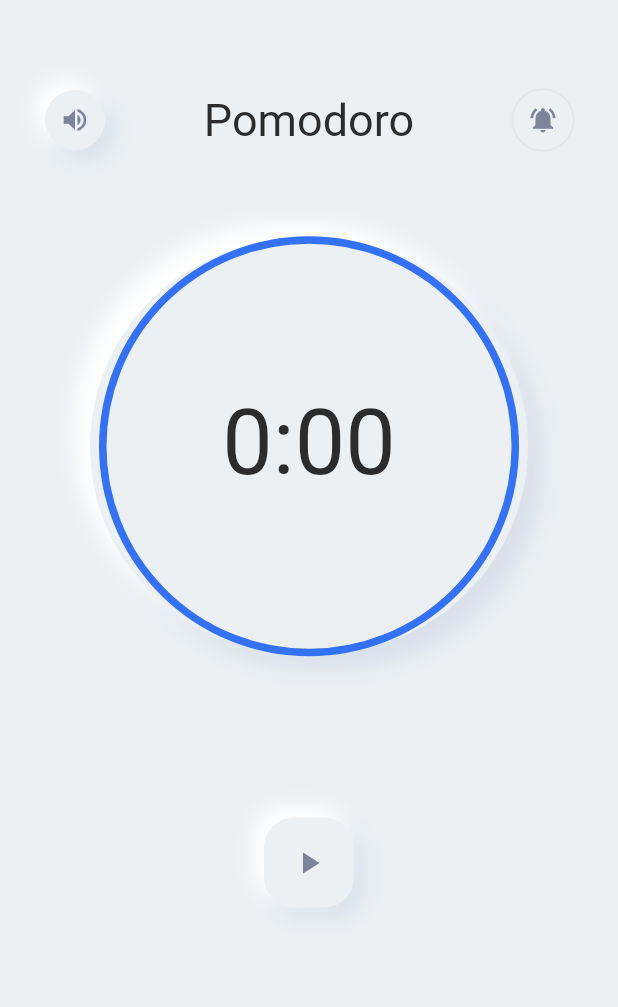
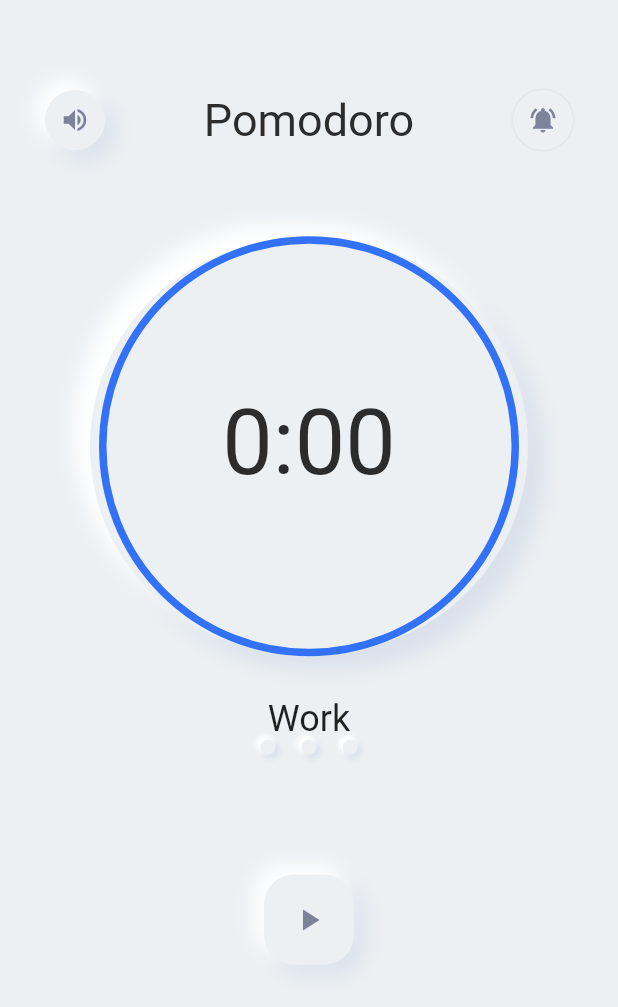
Before and after one commit to MatthieuNadeau96/pomodoro_timer, a Flutter app: the screen it shows after launch, on a phone screen of 412 x 824 dp. Shown: the top 1007 px of the screen. Run offline on Flutter 3.47's test engine with Material 2 defaults, Android fonts, the phone set to English and light mode, and no system bars.

Commit message:
added counters widget

```diff
--- /dev/null
+++ b/lib/counters.dart
@@ -0,0 +1,29 @@
+import 'package:flutter/material.dart';
+
+class Counters extends StatelessWidget {
+  @override
+  Widget build(BuildContext context) {
+    return Container(
+      height: 10,
+      width: 10,
+      decoration: BoxDecoration(
+        color: Theme.of(context).canvasColor,
+        borderRadius: BorderRadius.all(Radius.circular(50)),
+        boxShadow: [
+          BoxShadow(
+            color: Color(0xffDAE1EB),
+            offset: Offset(2.0, 2.0),
+            blurRadius: 2.0,
+            spreadRadius: 1.0,
+          ),
+          BoxShadow(
+            color: Color(0xffffffff),
+            offset: Offset(-2.0, -2.0),
+            blurRadius: 2.0,
+            spreadRadius: 1.0,
+          ),
+        ],
+      ),
+    );
+  }
+}
--- a/lib/main.dart
+++ b/lib/main.dart
@@ -1,5 +1,6 @@
 import 'dart:math' as math show pi;
 import 'package:flutter/material.dart';
+import 'package:pomodoro_timer/counters.dart';
 import 'package:pomodoro_timer/header_button.dart';
 
 void main() => runApp(MyApp());
@@ -186,7 +187,23 @@ class _MyHomePageState extends State<MyHomePage> with TickerProviderStateMixin {
                   ),
                 ),
               ),
-              SizedBox(height: 60),
+              SizedBox(height: 30),
+              Text(
+                'Work',
+                style: TextStyle(fontSize: 24),
+              ),
+              Container(
+                width: 100,
+                child: Row(
+                  mainAxisAlignment: MainAxisAlignment.spaceEvenly,
+                  children: <Widget>[
+                    Counters(),
+                    Counters(),
+                    Counters(),
+                  ],
+                ),
+              ),
+              SizedBox(height: 30),
               // Play Pause Button
               Container(
                 margin: EdgeInsets.all(50),
```
